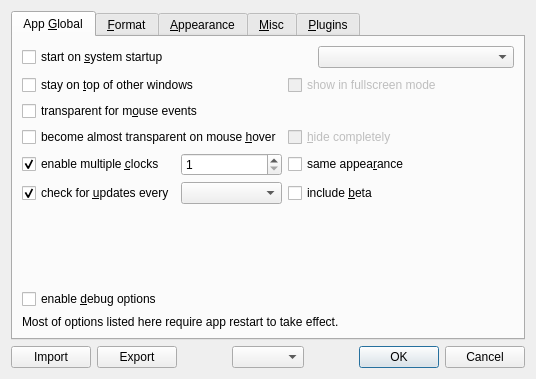
First picture: the form in app/gui/settings_dialog.ui, repository Kolcha/DigitalClock5, before the edit.
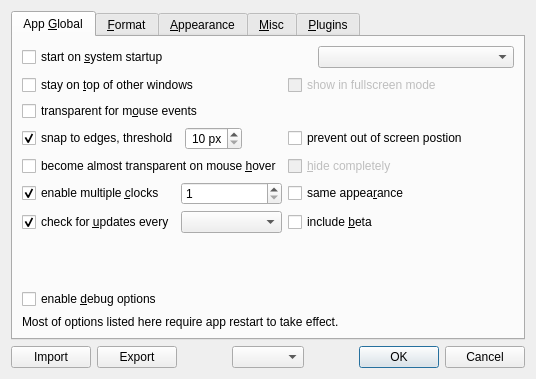
Second picture: the form after the edit. The open tabs and pages were chosen to show the change. Icons and pictures are not drawn.

```diff
--- a/app/gui/settings_dialog.ui
+++ b/app/gui/settings_dialog.ui
@@ -24,21 +24,7 @@
        <string>App &amp;Global</string>
       </attribute>
       <layout class="QGridLayout" name="gridLayout_5" columnstretch="0,0,1">
-       <item row="2" column="0" colspan="3">
-        <widget class="QCheckBox" name="enable_transp_for_input">
-         <property name="text">
-          <string>transparent for m&amp;ouse events</string>
-         </property>
-        </widget>
-       </item>
-       <item row="3" column="0" colspan="2">
-        <widget class="QCheckBox" name="transparent_on_hover">
-         <property name="text">
-          <string>become almost transparent on mouse &amp;hover</string>
-         </property>
-        </widget>
-       </item>
-       <item row="3" column="2">
+       <item row="4" column="2">
         <widget class="QCheckBox" name="hide_on_mouse_hover">
          <property name="enabled">
           <bool>false</bool>
@@ -48,17 +34,14 @@
          </property>
         </widget>
        </item>
-       <item row="4" column="0">
-        <widget class="QCheckBox" name="enable_multiwindow">
+       <item row="4" column="0" colspan="2">
+        <widget class="QCheckBox" name="transparent_on_hover">
          <property name="text">
-          <string>enable multiple &amp;clocks</string>
-         </property>
-         <property name="checked">
-          <bool>true</bool>
+          <string>become almost transparent on mouse &amp;hover</string>
          </property>
         </widget>
        </item>
-       <item row="4" column="1">
+       <item row="5" column="1">
         <widget class="QSpinBox" name="wnd_count_edit">
          <property name="minimum">
           <number>1</number>
@@ -68,87 +51,36 @@
          </property>
         </widget>
        </item>
-       <item row="4" column="2">
+       <item row="8" column="0">
+        <spacer name="verticalSpacer">
+         <property name="orientation">
+          <enum>Qt::Orientation::Vertical</enum>
+         </property>
+         <property name="sizeHint" stdset="0">
+          <size>
+           <width>20</width>
+           <height>10</height>
+          </size>
+         </property>
+        </spacer>
+       </item>
+       <item row="5" column="2">
         <widget class="QCheckBox" name="use_same_appearance">
          <property name="text">
           <string>same appea&amp;rance</string>
          </property>
         </widget>
        </item>
-       <item row="5" column="0">
-        <widget class="QCheckBox" name="enable_autoupdate">
-         <property name="text">
-          <string>check for &amp;updates every</string>
-         </property>
-         <property name="checked">
-          <bool>true</bool>
-         </property>
-        </widget>
-       </item>
-       <item row="5" column="1">
+       <item row="6" column="1">
         <widget class="QComboBox" name="update_period_edit"/>
        </item>
-       <item row="5" column="2">
+       <item row="6" column="2">
         <widget class="QCheckBox" name="check_for_beta">
          <property name="text">
           <string>include &amp;beta</string>
          </property>
         </widget>
        </item>
-       <item row="6" column="0">
-        <spacer name="verticalSpacer">
-         <property name="orientation">
-          <enum>Qt::Orientation::Vertical</enum>
-         </property>
-         <property name="sizeHint" stdset="0">
-          <size>
-           <width>20</width>
-           <height>40</height>
-          </size>
-         </property>
-        </spacer>
-       </item>
-       <item row="7" column="0" colspan="3">
-        <widget class="QCheckBox" name="enable_debug_options">
-         <property name="text">
-          <string>enable &amp;debug options</string>
-         </property>
-        </widget>
-       </item>
-       <item row="8" column="0" colspan="3">
-        <widget class="QLabel" name="warning_label">
-         <property name="text">
-          <string>Most of options listed here require app restart to take effect.</string>
-         </property>
-        </widget>
-       </item>
-       <item row="1" column="0" colspan="2">
-        <widget class="QCheckBox" name="enable_stay_on_top">
-         <property name="text">
-          <string>stay on &amp;top of other windows</string>
-         </property>
-        </widget>
-       </item>
-       <item row="1" column="2">
-        <widget class="QCheckBox" name="fullscreen_detect">
-         <property name="enabled">
-          <bool>false</bool>
-         </property>
-         <property name="toolTip">
-          <string>show clock in fullscreen mode (may not work for some apps)</string>
-         </property>
-         <property name="text">
-          <string>show in fullscreen mode</string>
-         </property>
-        </widget>
-       </item>
-       <item row="0" column="0" colspan="2">
-        <widget class="QCheckBox" name="enable_autostart">
-         <property name="text">
-          <string>start on &amp;system startup</string>
-         </property>
-        </widget>
-       </item>
        <item row="0" column="2">
         <layout class="QHBoxLayout" name="lang_layout" stretch="0,1">
          <item>
@@ -169,6 +101,127 @@
          </item>
         </layout>
        </item>
+       <item row="2" column="0" colspan="3">
+        <widget class="QCheckBox" name="enable_transp_for_input">
+         <property name="text">
+          <string>transparent for m&amp;ouse events</string>
+         </property>
+        </widget>
+       </item>
+       <item row="0" column="0" colspan="2">
+        <widget class="QCheckBox" name="enable_autostart">
+         <property name="text">
+          <string>start on &amp;system startup</string>
+         </property>
+        </widget>
+       </item>
+       <item row="6" column="0">
+        <widget class="QCheckBox" name="enable_autoupdate">
+         <property name="text">
+          <string>check for &amp;updates every</string>
+         </property>
+         <property name="checked">
+          <bool>true</bool>
+         </property>
+        </widget>
+       </item>
+       <item row="1" column="2">
+        <widget class="QCheckBox" name="fullscreen_detect">
+         <property name="enabled">
+          <bool>false</bool>
+         </property>
+         <property name="toolTip">
+          <string>show clock in fullscreen mode (may not work for some apps)</string>
+         </property>
+         <property name="text">
+          <string>show in fullscreen mode</string>
+         </property>
+        </widget>
+       </item>
+       <item row="5" column="0">
+        <widget class="QCheckBox" name="enable_multiwindow">
+         <property name="text">
+          <string>enable multiple &amp;clocks</string>
+         </property>
+         <property name="checked">
+          <bool>true</bool>
+         </property>
+        </widget>
+       </item>
+       <item row="10" column="0" colspan="3">
+        <widget class="QLabel" name="warning_label">
+         <property name="text">
+          <string>Most of options listed here require app restart to take effect.</string>
+         </property>
+        </widget>
+       </item>
+       <item row="1" column="0" colspan="2">
+        <widget class="QCheckBox" name="enable_stay_on_top">
+         <property name="text">
+          <string>stay on &amp;top of other windows</string>
+         </property>
+        </widget>
+       </item>
+       <item row="9" column="0" colspan="3">
+        <widget class="QCheckBox" name="enable_debug_options">
+         <property name="text">
+          <string>enable &amp;debug options</string>
+         </property>
+        </widget>
+       </item>
+       <item row="3" column="2">
+        <widget class="QCheckBox" name="keep_always_visible">
+         <property name="toolTip">
+          <string>always keep clock visible on screen, prevent out of screen postion</string>
+         </property>
+         <property name="text">
+          <string>prevent out of screen postion</string>
+         </property>
+        </widget>
+       </item>
+       <item row="3" column="0" colspan="2">
+        <layout class="QHBoxLayout" name="snap_to_edges_layout">
+         <item>
+          <widget class="QCheckBox" name="snap_to_edges">
+           <property name="text">
+            <string>snap to edges, threshold</string>
+           </property>
+           <property name="checked">
+            <bool>true</bool>
+           </property>
+          </widget>
+         </item>
+         <item>
+          <widget class="QSpinBox" name="snap_threshold">
+           <property name="alignment">
+            <set>Qt::AlignmentFlag::AlignRight|Qt::AlignmentFlag::AlignTrailing|Qt::AlignmentFlag::AlignVCenter</set>
+           </property>
+           <property name="suffix">
+            <string notr="true"> px</string>
+           </property>
+           <property name="minimum">
+            <number>10</number>
+           </property>
+           <property name="maximum">
+            <number>50</number>
+           </property>
+          </widget>
+         </item>
+         <item>
+          <spacer name="horizontalSpacer_4">
+           <property name="orientation">
+            <enum>Qt::Orientation::Horizontal</enum>
+           </property>
+           <property name="sizeHint" stdset="0">
+            <size>
+             <width>20</width>
+             <height>20</height>
+            </size>
+           </property>
+          </spacer>
+         </item>
+        </layout>
+       </item>
       </layout>
      </widget>
      <widget class="QWidget" name="format_tab">
```
Left out of the diff: 52 changed lines with no effect on the pictures.
